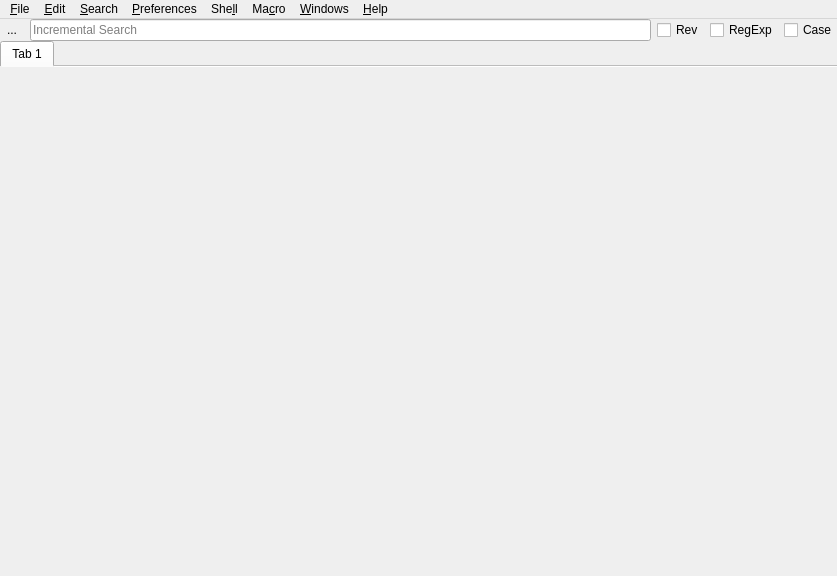
eteran/nedit-ng, file source/ui/MainWindow.ui: the form before one commit.
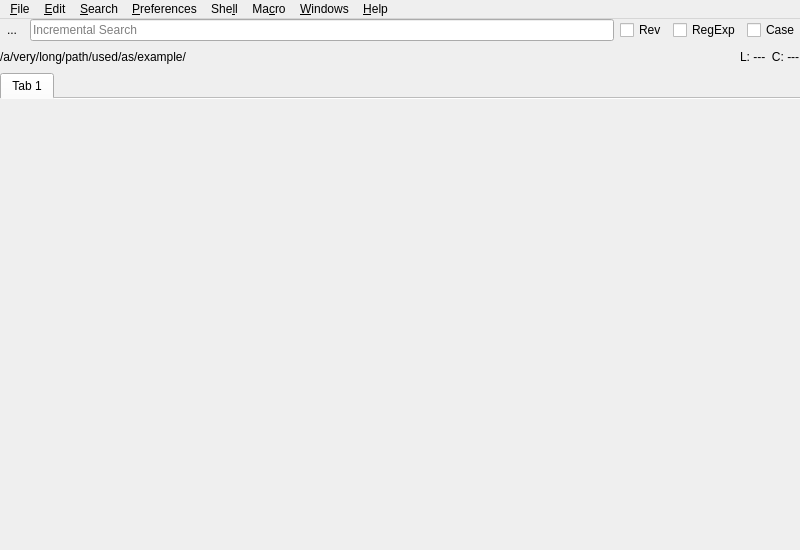
The form after the commit. Icons and pictures are not drawn. Custom widgets are drawn as their Qt base class.

Commit message: minor reorg also some small updates the UI file

Diff of the .ui file:
```diff
--- a/source/ui/MainWindow.ui
+++ b/source/ui/MainWindow.ui
@@ -6,8 +6,8 @@
    <rect>
     <x>0</x>
     <y>0</y>
-    <width>837</width>
-    <height>576</height>
+    <width>800</width>
+    <height>550</height>
    </rect>
   </property>
   <property name="windowTitle">
@@ -15,9 +15,6 @@
   </property>
   <widget class="QWidget" name="centralwidget">
    <layout class="QVBoxLayout" name="verticalLayout">
-    <property name="spacing">
-     <number>0</number>
-    </property>
     <property name="margin">
      <number>0</number>
     </property>
@@ -79,6 +76,37 @@
       </layout>
      </widget>
     </item>
+    <item>
+     <layout class="QHBoxLayout" name="statusFrame">
+      <item>
+       <widget class="QLabel" name="labelFilename">
+        <property name="text">
+         <string>/a/very/long/path/used/as/example/</string>
+        </property>
+       </widget>
+      </item>
+      <item>
+       <spacer name="horizontalSpacer">
+        <property name="orientation">
+         <enum>Qt::Horizontal</enum>
+        </property>
+        <property name="sizeHint" stdset="0">
+         <size>
+          <width>40</width>
+          <height>20</height>
+         </size>
+        </property>
+       </spacer>
+      </item>
+      <item>
+       <widget class="QLabel" name="labelStats">
+        <property name="text">
+         <string>L: ---  C: ---</string>
+        </property>
+       </widget>
+      </item>
+     </layout>
+    </item>
     <item>
      <widget class="QTabWidget" name="tabWidget">
       <property name="documentMode">
@@ -101,7 +129,7 @@
     <rect>
      <x>0</x>
      <y>0</y>
-     <width>837</width>
+     <width>800</width>
      <height>31</height>
     </rect>
    </property>
```
Left out of the diff: 24 changed lines with no effect on the pictures. The commit also changes 1 other file.
